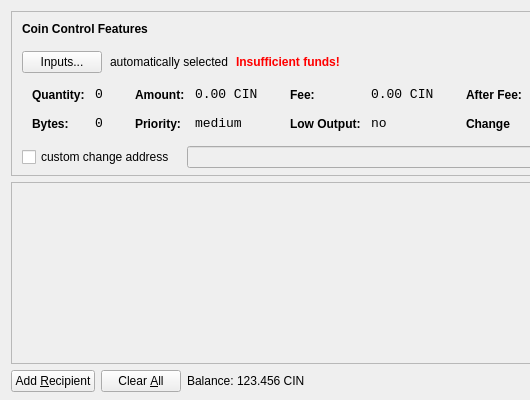
Before: the Qt Designer form src/qt/forms/sendcoinsdialog.ui in CrypTraider/Cinder, drawn with Qt 5; both pictures show x 0 to 530 and y 0 to 400 of the 850 by 400 pixel window.
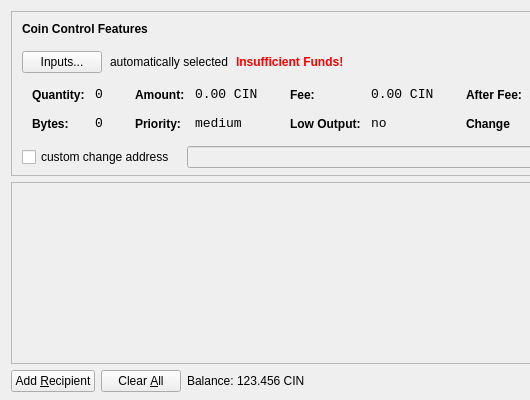
After: the same form once the commit is applied. Icons and pictures are not drawn.

The edit to the form file:
```diff
--- a/src/qt/forms/sendcoinsdialog.ui
+++ b/src/qt/forms/sendcoinsdialog.ui
@@ -39,7 +39,7 @@
      </property>
      <layout class="QVBoxLayout" name="verticalLayoutCoinControl2">
       <property name="spacing">
-       <number>-1</number>
+       <number>6</number>
       </property>
       <property name="leftMargin">
        <number>0</number>
@@ -133,7 +133,7 @@
              <string notr="true">color:red;font-weight:bold;</string>
             </property>
             <property name="text">
-             <string>Insufficient funds!</string>
+             <string>Insufficient Funds!</string>
             </property>
             <property name="margin">
              <number>5</number>
```
Left out of the diff: 24 changed lines with no effect on the pictures.
